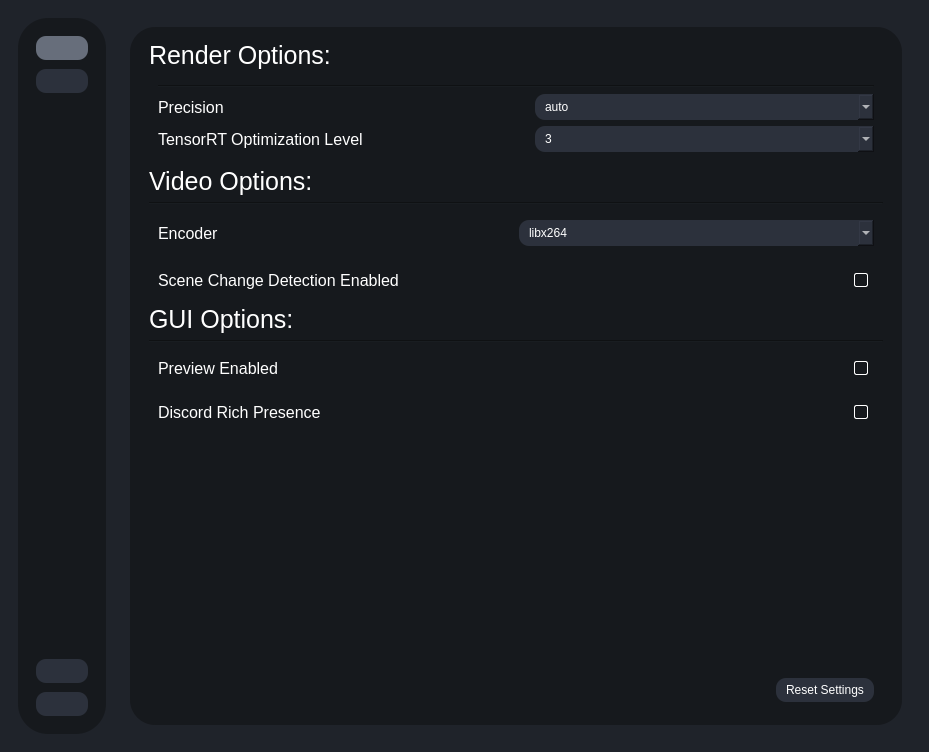
The window that testRVEInterface.ui (TNTwise/REAL-Video-Enhancer) describes before a commit, drawn with Qt 5.
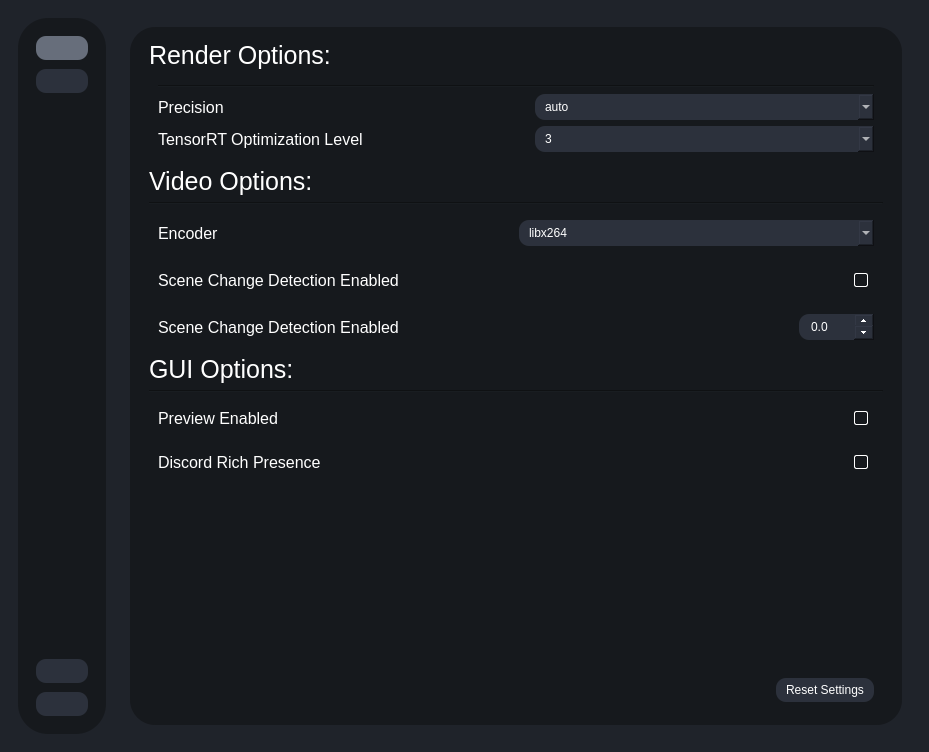
The same window after the commit. The open tabs and pages were chosen to show the change. Icons and pictures are not drawn.

Commit message: add scene detect threshold

Diff of the .ui file:
```diff
--- a/testRVEInterface.ui
+++ b/testRVEInterface.ui
@@ -1005,7 +1005,31 @@
 Line{
 color:white;
 background-color:white;
-}</string>
+}
+QDoubleSpinBox{
+	background-color:#2c313c;
+	padding:5px 10px;
+	border-radius: 10px;
+	color:white;
+}
+QDoubleSpinBox::up-arrow {
+       
+		image: url(:/icons/icons/arrow-up.svg); 
+    }
+QDoubleSpinBox::down-arrow {
+
+        image: url(:/icons/icons/arrow-down.svg); 
+		
+    }
+QDoubleSpinBox::up-button {
+        width: 20px;
+        height: 15px;
+    }
+QDoubleSpinBox::down-button {
+        width: 20px;
+        height: 15px;
+    }
+</string>
              </property>
              <layout class="QVBoxLayout" name="verticalLayout_14">
               <item>
@@ -1297,6 +1321,66 @@
                 </layout>
                </widget>
               </item>
+              <item>
+               <widget class="QWidget" name="widget_7" native="true">
+                <layout class="QHBoxLayout" name="horizontalLayout_14">
+                 <item>
+                  <widget class="QLabel" name="label_30">
+                   <property name="font">
+                    <font>
+                     <pointsize>12</pointsize>
+                    </font>
+                   </property>
+                   <property name="text">
+                    <string>Scene Change Detection Enabled</string>
+                   </property>
+                  </widget>
+                 </item>
+                 <item>
+                  <spacer name="horizontalSpacer_6">
+                   <property name="orientation">
+                    <enum>Qt::Orientation::Horizontal</enum>
+                   </property>
+                   <property name="sizeHint" stdset="0">
+                    <size>
+                     <width>319</width>
+                     <height>20</height>
+                    </size>
+                   </property>
+                  </spacer>
+                 </item>
+                 <item>
+                  <widget class="QLabel" name="label_31">
+                   <property name="maximumSize">
+                    <size>
+                     <width>25</width>
+                     <height>25</height>
+                    </size>
+                   </property>
+                   <property name="toolTip">
+                    <string>&lt;html&gt;&lt;head/&gt;&lt;body&gt;&lt;p&gt;Scene change detection sensitivity, lower number means it has a higher chance of detecting scene changes, with risk of overdetection.&lt;/p&gt;&lt;/body&gt;&lt;/html&gt;</string>
+                   </property>
+                   <property name="text">
+                    <string/>
+                   </property>
+                   <property name="pixmap">
+                    <pixmap resource="resources.qrc">:/icons/icons/info.svg</pixmap>
+                   </property>
+                   <property name="scaledContents">
+                    <bool>true</bool>
+                   </property>
+                  </widget>
+                 </item>
+                 <item>
+                  <widget class="QDoubleSpinBox" name="scene_detection_threshold">
+                   <property name="decimals">
+                    <number>1</number>
+                   </property>
+                  </widget>
+                 </item>
+                </layout>
+               </widget>
+              </item>
               <item>
                <widget class="QLabel" name="label_22">
                 <property name="font">
```
The commit also changes 2 other files.
